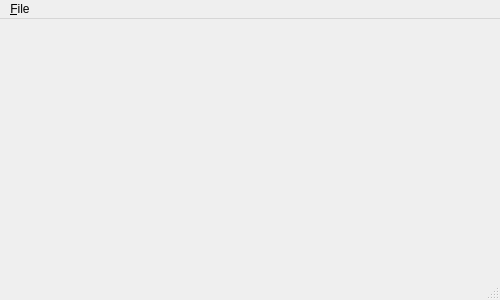
sunsided/pyview, file gui/ui/MainWindow.ui: the form before one commit.
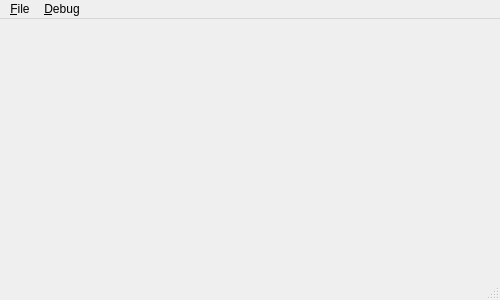
The form after the commit.

Commit message: Added PictureFrame.py Added background frame and method to change background color

The edit to the form file:
```diff
--- a/gui/ui/MainWindow.ui
+++ b/gui/ui/MainWindow.ui
@@ -28,7 +28,14 @@
     </property>
     <addaction name="action_Quit" />
    </widget>
+   <widget class="QMenu" name="menu_Debug" >
+    <property name="title" >
+     <string>&amp;Debug</string>
+    </property>
+    <addaction name="action_Repaint" />
+   </widget>
    <addaction name="menu_File" />
+   <addaction name="menu_Debug" />
   </widget>
   <widget class="QStatusBar" name="statusbar" />
   <action name="action_Quit" >
```
Left out of the diff: 35 changed lines with no effect on the pictures. The commit also changes 2 other files.
